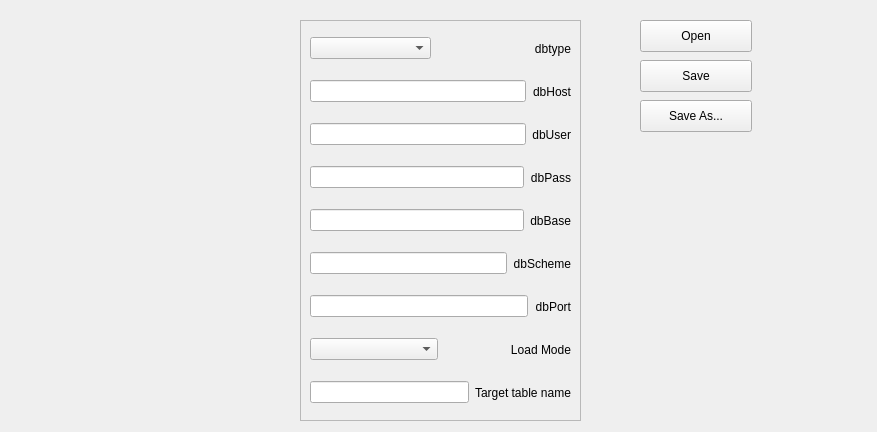
First picture: the form in GUI/gui_qt/db_connect_editor.ui, repository dmitry-pedchenko/Designer_Etl, before the edit.
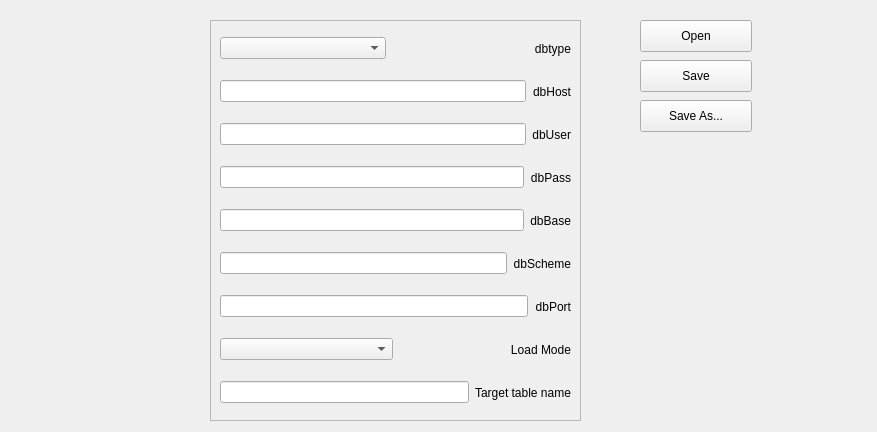
Second picture: the form after the edit.

Diff of the .ui file:
```diff
--- a/GUI/gui_qt/db_connect_editor.ui
+++ b/GUI/gui_qt/db_connect_editor.ui
@@ -16,9 +16,9 @@
   <widget class="QFrame" name="frame">
    <property name="geometry">
     <rect>
-     <x>300</x>
+     <x>210</x>
      <y>20</y>
-     <width>281</width>
+     <width>371</width>
      <height>401</height>
     </rect>
    </property>
@@ -33,7 +33,7 @@
      <rect>
       <x>10</x>
       <y>10</y>
-      <width>261</width>
+      <width>351</width>
       <height>381</height>
      </rect>
     </property>
```
